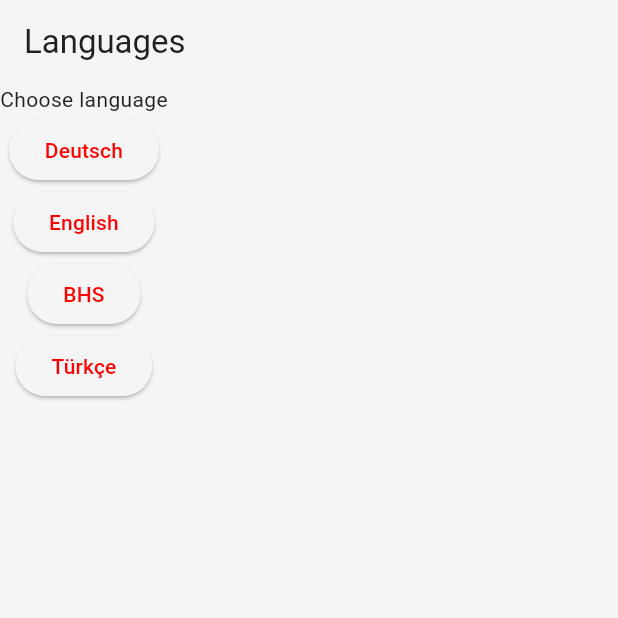
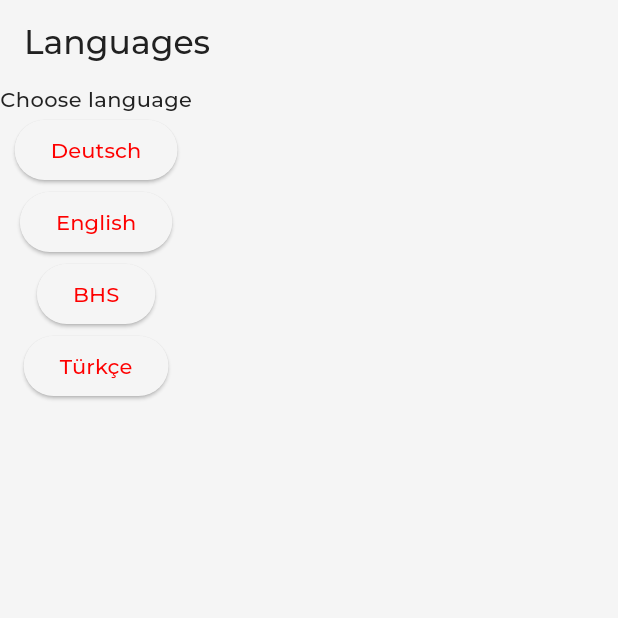
Before and after one commit to fhstp/ergo4all, a Flutter app: the screen it shows after launch, on a phone screen of 412 x 824 dp, the top half of it. Run offline on Flutter 3.47's test engine with Material 3 defaults, Android fonts, the phone set to English and light mode, and no system bars; our stand-ins replace image_picker, shared_preferences; generated files the repository leaves out were written again; project files that could hold a hidden picture were left out.

Commit message:
set default font

```diff
--- a/lib/main.dart
+++ b/lib/main.dart
@@ -43,6 +43,7 @@ class MyApp extends StatelessWidget {
             title: 'Ergo4All',
             theme: ThemeData(
               colorScheme: _colorScheme,
+              fontFamily: "Montserrat",
               useMaterial3: true,
             ),
             localizationsDelegates: AppLocalizations.localizationsDelegates,
```
